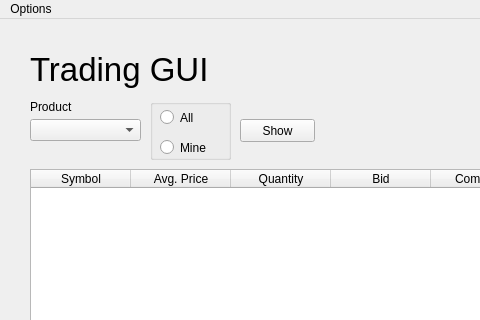
tradebrse/MEX_Trading_1.0, file mex_main.ui: the form before one commit; both pictures show x 0 to 480 and y 0 to 320 of the 1112 by 707 pixel window.
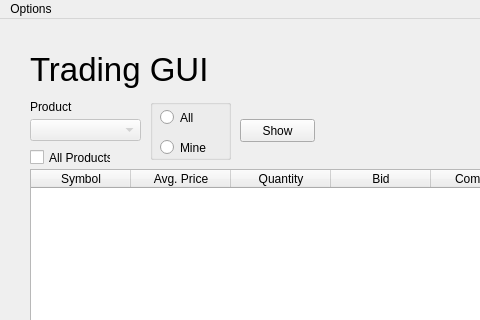
The form after the commit.

Patch:
```diff
--- a/mex_main.ui
+++ b/mex_main.ui
@@ -233,6 +233,9 @@
     </property>
    </widget>
    <widget class="QComboBox" name="cBoxProductShow">
+    <property name="enabled">
+     <bool>false</bool>
+    </property>
     <property name="geometry">
      <rect>
       <x>30</x>
@@ -352,6 +355,19 @@
      </property>
     </column>
    </widget>
+   <widget class="QCheckBox" name="checkBoxAllProducts">
+    <property name="geometry">
+     <rect>
+      <x>30</x>
+      <y>130</y>
+      <width>81</width>
+      <height>17</height>
+     </rect>
+    </property>
+    <property name="text">
+     <string>All Products</string>
+    </property>
+   </widget>
   </widget>
   <widget class="QMenuBar" name="menubar">
    <property name="geometry">
```
